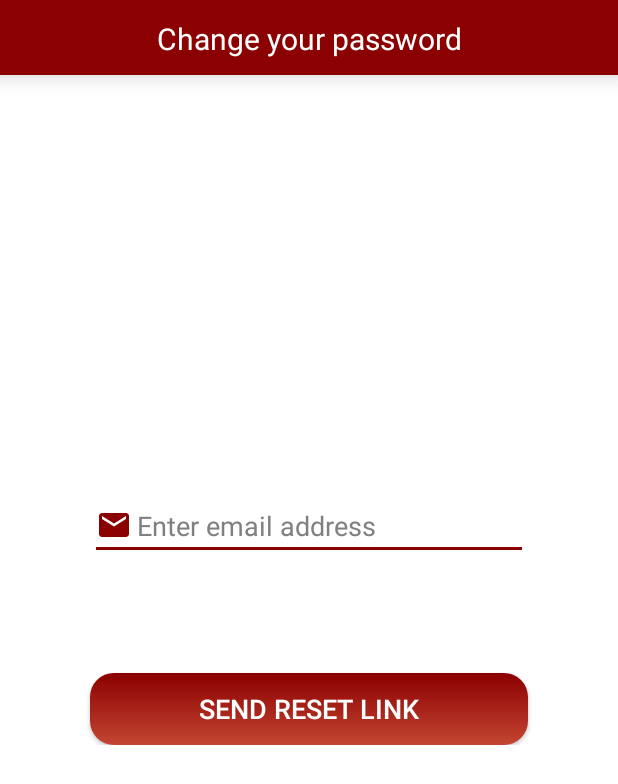
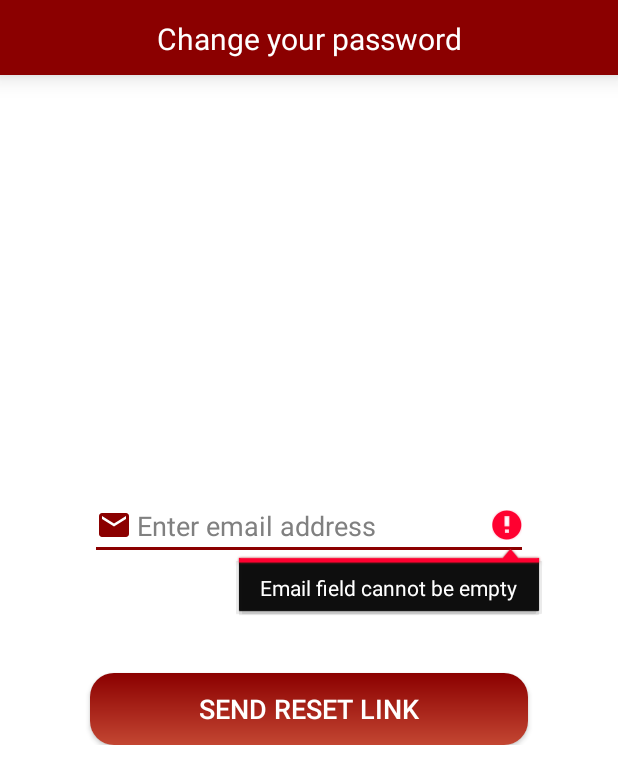
Before and after one commit to pixelbuildlab/quick-emerygency-handler, an Android app: the ForgotPasswordActivity screen opened directly, with no data from a screen before it, after a tap on "SEND RESET LINK", on a phone screen of 412 x 824 dp. Shown: the top 784 px of the screen. Run offline under Robolectric (Android 15) with nearby library versions, the phone set to English and light mode, and no system bars; our stand-ins replace Firebase (no records; nobody signed in at launch, a user with empty details on screens opened directly).

Commit message:
Minor UI changes

```diff
--- a/app/src/main/java/com/example/quickemergencyhandler/UserSideScreens/DriverDashboardActivity.java
+++ b/app/src/main/java/com/example/quickemergencyhandler/UserSideScreens/DriverDashboardActivity.java
@@ -117,7 +117,11 @@ public class DriverDashboardActivity extends AppCompatActivity {
             public void onClick(View view) {
                 Intent callIntent = new Intent(Intent.ACTION_DIAL);
                 callIntent.setData(Uri.parse("tel:03013073514"));
-                startActivity(callIntent);
+                try {
+                    startActivity(callIntent);
+                } catch ( Exception e){
+                    Toast.makeText(DriverDashboardActivity.this, e.getMessage(), Toast.LENGTH_SHORT).show();
+                }
             }
         });
 
--- a/app/src/main/java/com/example/quickemergencyhandler/UserSideScreens/ForgotPasswordActivity.java
+++ b/app/src/main/java/com/example/quickemergencyhandler/UserSideScreens/ForgotPasswordActivity.java
@@ -39,8 +39,14 @@ public class ForgotPasswordActivity extends AppCompatActivity {
             public void onClick(View view) {
                 String email = forgotEmailEditText.getText().toString().trim();
 
-                if (email.equals("") || !Patterns.EMAIL_ADDRESS.matcher(email).matches()) {
-                    Toast.makeText(getApplicationContext(), "Enter a correct email address", Toast.LENGTH_SHORT).show();
+                if (email.equals("")) {
+                    forgotEmailEditText.setError("Email field cannot be empty");
+                    forgotEmailEditText.requestFocus();
+                    return;
+                }
+                else if (!Patterns.EMAIL_ADDRESS.matcher(email).matches()){
+                    forgotEmailEditText.setError("Provide a correct email");
+                    forgotEmailEditText.requestFocus();
                     return;
                 }
 
--- a/app/src/main/java/com/example/quickemergencyhandler/UserSideScreens/PatientDashboardActivity.java
+++ b/app/src/main/java/com/example/quickemergencyhandler/UserSideScreens/PatientDashboardActivity.java
@@ -101,7 +101,11 @@ public class PatientDashboardActivity extends AppCompatActivity {
             public void onClick(View view) {
                 Intent callIntent = new Intent(Intent.ACTION_DIAL);
                 callIntent.setData(Uri.parse("tel:03013073514"));
-                startActivity(callIntent);
+                try {
+                    startActivity(callIntent);
+                } catch ( Exception e){
+                    Toast.makeText(PatientDashboardActivity.this, e.getMessage(), Toast.LENGTH_SHORT).show();
+                }
             }
         });
 
--- a/app/src/main/res/layout/activity_admin_login.xml
+++ b/app/src/main/res/layout/activity_admin_login.xml
@@ -29,7 +29,7 @@
         android:drawableTint="@color/dark_red"
         android:drawablePadding="3dp"
         android:inputType="textEmailAddress"
-        android:hint="Enter admin ID"
+        android:hint="Enter admin email"
         android:textColor="@color/black"
         android:layout_marginHorizontal="60dp"
         android:layout_marginTop="50dp"
--- a/app/src/main/res/layout/activity_registration1.xml
+++ b/app/src/main/res/layout/activity_registration1.xml
@@ -76,7 +76,8 @@
         android:layout_width="match_parent"
         android:layout_height="wrap_content"
         android:hint="Enter your phone number"
-        android:inputType="number"
+        android:inputType="phone"
+        android:maxLength="11"
         android:layout_marginHorizontal="60dp"
         android:textColor="@color/black"
         android:layout_marginTop="20dp"
```
Also changed, not shown: app/src/main/java/com/example/quickemergencyhandler/UserSideScreens/LoginActivity.java (+6 -1 lines).
